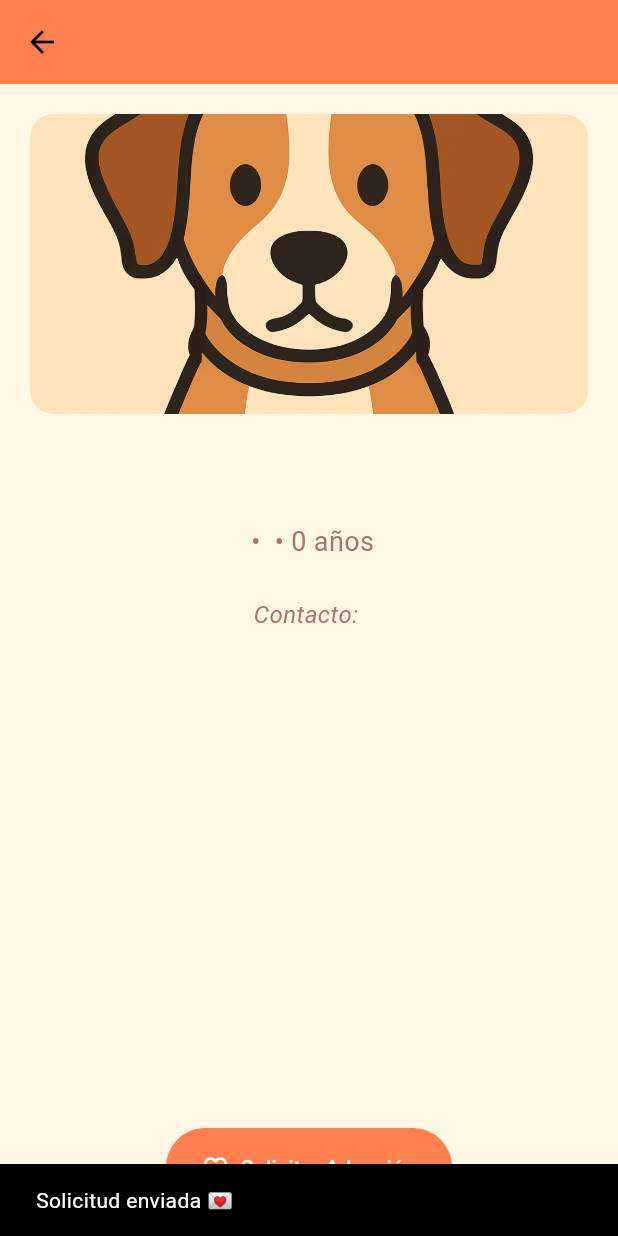
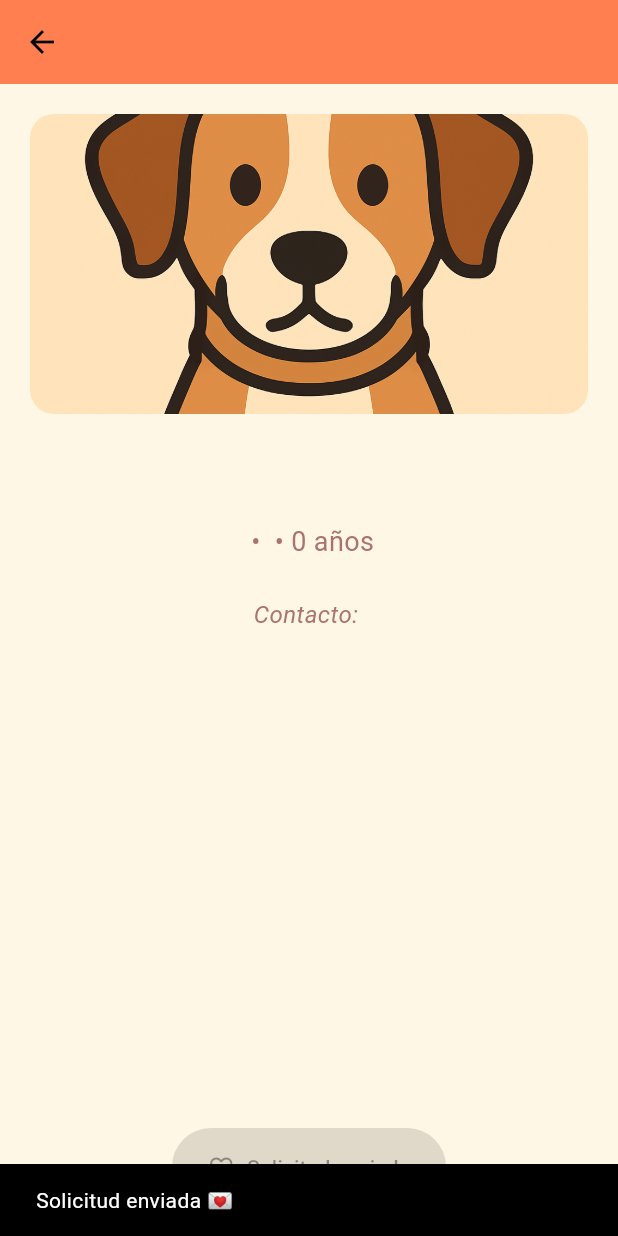
Before and after one commit to nini1304/proyecto_final, a Flutter app: the PetDetailScreen screen opened directly with empty values, after a tap on "Solicitar Adopción", on a phone screen of 412 x 824 dp. Run offline on Flutter 3.47's test engine with Material 3 defaults, Android fonts, the phone set to English and light mode, and no system bars; our stand-ins replace cloud_firestore, firebase_auth, firebase_core, flutter_riverpod, hive, hive_flutter and 1 more; accounts and stored records are empty.

Commit message:
mejoras al proyecto

```diff
--- a/lib/presentation/auth/auth_controller.dart
+++ b/lib/presentation/auth/auth_controller.dart
@@ -19,7 +19,12 @@ class AuthController {
     return userCredential.user;
   }
 
-  Future<User?> register(String email, String password, String role) async {
+  Future<User?> register(
+    String email,
+    String password,
+    String role,
+    String phone,
+  ) async {
     final userCredential = await _auth.createUserWithEmailAndPassword(
       email: email,
       password: password,
@@ -31,6 +36,7 @@ class AuthController {
       await FirebaseFirestore.instance.collection('users').doc(user.uid).set({
         'email': email,
         'role': role,
+        'phone': phone,
         'createdAt': FieldValue.serverTimestamp(),
       });
     }
--- a/lib/presentation/auth/register_screen.dart
+++ b/lib/presentation/auth/register_screen.dart
@@ -14,6 +14,7 @@ class _RegisterScreenState extends ConsumerState<RegisterScreen> {
   final _formKey = GlobalKey<FormState>();
   final _emailController = TextEditingController();
   final _passwordController = TextEditingController();
+  final _phoneController = TextEditingController();
   String _selectedRole = 'adoptante';
   bool _isLoading = false;
 
@@ -22,16 +23,19 @@ class _RegisterScreenState extends ConsumerState<RegisterScreen> {
     setState(() => _isLoading = true);
 
     try {
-      await ref.read(authControllerProvider).register(
+      await ref
+          .read(authControllerProvider)
+          .register(
             _emailController.text.trim(),
             _passwordController.text.trim(),
             _selectedRole,
+            _phoneController.text.trim(),
           );
       Navigator.pop(context);
     } catch (e) {
-      ScaffoldMessenger.of(context).showSnackBar(
-        SnackBar(content: Text('Error: ${e.toString()}')),
-      );
+      ScaffoldMessenger.of(
+        context,
+      ).showSnackBar(SnackBar(content: Text('Error: ${e.toString()}')));
     } finally {
       setState(() => _isLoading = false);
     }
@@ -83,6 +87,17 @@ class _RegisterScreenState extends ConsumerState<RegisterScreen> {
                             value!.length < 6 ? 'Mínimo 6 caracteres' : null,
                       ),
                       const SizedBox(height: 16),
+                      TextFormField(
+                        controller: _phoneController,
+                        keyboardType: TextInputType.phone,
+                        decoration: const InputDecoration(
+                          labelText: 'Número de teléfono',
+                          prefixIcon: Icon(Icons.phone),
+                        ),
+                        validator: (value) =>
+                            value!.isEmpty ? 'Campo requerido' : null,
+                      ),
+                      const SizedBox(height: 16),
                       DropdownButtonFormField<String>(
                         value: _selectedRole,
                         decoration: const InputDecoration(
@@ -100,7 +115,8 @@ class _RegisterScreenState extends ConsumerState<RegisterScreen> {
                           ),
                         ],
                         onChanged: (value) {
-                          if (value != null) setState(() => _selectedRole = value);
+                          if (value != null)
+                            setState(() => _selectedRole = value);
                         },
                       ),
                       const SizedBox(height: 24),
@@ -109,7 +125,9 @@ class _RegisterScreenState extends ConsumerState<RegisterScreen> {
                         child: ElevatedButton(
                           onPressed: _isLoading ? null : _register,
                           child: _isLoading
-                              ? const CircularProgressIndicator(color: Colors.white)
+                              ? const CircularProgressIndicator(
+                                  color: Colors.white,
+                                )
                               : const Text('Registrarse'),
                         ),
                       ),
--- a/lib/presentation/pets/pet_detail_screen.dart
+++ b/lib/presentation/pets/pet_detail_screen.dart
@@ -7,20 +7,77 @@ import '../../domain/models/pet.dart';
 import '../../domain/models/adoption_request.dart';
 import '../../config/palette.dart';
 
-class PetDetailScreen extends ConsumerWidget {
+class PetDetailScreen extends ConsumerStatefulWidget {
   final Pet pet;
 
   const PetDetailScreen({super.key, required this.pet});
 
-  Future<void> sendAdoptionRequest(BuildContext context) async {
+  @override
+  ConsumerState<PetDetailScreen> createState() => _PetDetailScreenState();
+}
+
+class _PetDetailScreenState extends ConsumerState<PetDetailScreen> {
+  bool _hasRequested = false;
+  String _userRole = '';
+  String? _ownerEmail;
+  String? _ownerPhone;
+
+  @override
+  void initState() {
+    super.initState();
+    _checkRequestStatus();
+    _getUserRole();
+    _getOwnerContact();
+  }
+
+  Future<void> _checkRequestStatus() async {
+    final uid = FirebaseAuth.instance.currentUser?.uid;
+    if (uid == null) return;
+    final query = await FirebaseFirestore.instance
+        .collection('adoption_requests')
+        .where('petId', isEqualTo: widget.pet.id)
+        .where('userId', isEqualTo: uid)
+        .get();
+    if (query.docs.isNotEmpty) {
+      setState(() => _hasRequested = true);
+    }
+  }
+
+  Future<void> _getUserRole() async {
+    final uid = FirebaseAuth.instance.currentUser?.uid;
+    if (uid == null) return;
+    final doc = await FirebaseFirestore.instance
+        .collection('users')
+        .doc(uid)
+        .get();
+    if (doc.exists && doc.data()!.containsKey('role')) {
+      setState(() => _userRole = doc['role']);
+    }
+  }
+
+  Future<void> _getOwnerContact() async {
+    final doc = await FirebaseFirestore.instance
+        .collection('users')
+        .doc(widget.pet.ownerId)
+        .get();
+    if (doc.exists) {
+      final data = doc.data()!;
+      setState(() {
+        _ownerEmail = data['email'];
+        _ownerPhone = data['phone'];
+      });
+    }
+  }
+
+  Future<void> _sendAdoptionRequest() async {
     final user = FirebaseAuth.instance.currentUser;
     if (user == null) return;
 
     final request = AdoptionRequest(
       id: '',
-      petId: pet.id,
-      petName: pet.name,
-      petOwnerId: pet.ownerId,
+      petId: widget.pet.id,
+      petName: widget.pet.name,
+      petOwnerId: widget.pet.ownerId,
       userId: user.uid,
       userEmail: user.email ?? '',
       status: 'pendiente',
@@ -30,40 +87,34 @@ class PetDetailScreen extends ConsumerWidget {
       await FirebaseFirestore.instance
           .collection('adoption_requests')
           .add(request.toMap());
-      ScaffoldMessenger.of(context).showSnackBar(
-        const SnackBar(content: Text('Solicitud enviada 💌')),
-      );
+      setState(() => _hasRequested = true);
+      ScaffoldMessenger.of(
+        context,
+      ).showSnackBar(const SnackBar(content: Text('Solicitud enviada 💌')));
     } catch (e) {
-      ScaffoldMessenger.of(context).showSnackBar(
-        SnackBar(content: Text('Error: $e')),
-      );
+      ScaffoldMessenger.of(
+        context,
+      ).showSnackBar(SnackBar(content: Text('Error: $e')));
     }
   }
 
   ImageProvider getPetImage() {
-    if (pet.localImagePath != null && pet.localImagePath!.isNotEmpty) {
-      final file = File(pet.localImagePath!);
+    if (widget.pet.localImagePath != null &&
+        widget.pet.localImagePath!.isNotEmpty) {
+      final file = File(widget.pet.localImagePath!);
       if (file.existsSync()) return FileImage(file);
     }
-    if (pet.imageUrl != null && pet.imageUrl!.isNotEmpty) {
-      return NetworkImage(pet.imageUrl!);
+    if (widget.pet.imageUrl != null && widget.pet.imageUrl!.isNotEmpty) {
+      return NetworkImage(widget.pet.imageUrl!);
     }
     return const AssetImage('assets/default_pet.png');
   }
 
-  Future<String?> fetchOwnerEmail(String ownerId) async {
-    final doc = await FirebaseFirestore.instance.collection('users').doc(ownerId).get();
-    if (doc.exists && doc.data()!.containsKey('email')) {
-      return doc['email'];
-    }
-    return null;
-  }
-
   @override
-  Widget build(BuildContext context, WidgetRef ref) {
+  Widget build(BuildContext context) {
     return Scaffold(
       appBar: AppBar(
-        title: Text(pet.name),
+        title: Text(widget.pet.name),
         backgroundColor: AppColors.coralSuave,
       ),
       body: Padding(
@@ -82,7 +133,7 @@ class PetDetailScreen extends ConsumerWidget {
             ),
             const SizedBox(height: 24),
             Text(
-              pet.name,
+              widget.pet.name,
               style: const TextStyle(
                 fontSize: 28,
                 fontWeight: FontWeight.bold,
@@ -91,11 +142,12 @@ class PetDetailScreen extends ConsumerWidget {
             ),
             const SizedBox(height: 8),
             Text(
-              '${pet.species} ${pet.breed != null ? "• ${pet.breed}" : ""} • ${pet.age} años',
+              '${widget.pet.species} ${widget.pet.breed != null ? "• ${widget.pet.breed}" : ""} • ${widget.pet.age} años',
               style: const TextStyle(fontSize: 18),
             ),
             const SizedBox(height: 16),
-            if (pet.description != null && pet.description!.isNotEmpty)
+            if (widget.pet.description != null &&
+                widget.pet.description!.isNotEmpty)
               Column(
                 crossAxisAlignment: CrossAxisAlignment.start,
                 children: [
@@ -109,39 +161,43 @@ class PetDetailScreen extends ConsumerWidget {
                   ),
                   const SizedBox(height: 8),
                   Text(
-                    pet.description!,
+                    widget.pet.description!,
                     style: const TextStyle(fontSize: 16),
                   ),
                   const SizedBox(height: 16),
                 ],
               ),
-            FutureBuilder<String?>(
-              future: fetchOwnerEmail(pet.ownerId),
-              builder: (context, snapshot) {
-                if (snapshot.connectionState == ConnectionState.waiting) {
-                  return const SizedBox(height: 24, child: CircularProgressIndicator());
-                }
-                final email = snapshot.data;
-                if (email == null) return const SizedBox();
-                return Column(
+            if (_ownerEmail != null)
+              Column(
                 children: [
                   const SizedBox(height: 8),
                   Text(
-                      'Contacto: $email',
-                      style: const TextStyle(fontSize: 16, fontStyle: FontStyle.italic),
+                    _ownerPhone != null && _ownerPhone!.isNotEmpty
+                        ? 'Contacto: $_ownerEmail / $_ownerPhone'
+                        : 'Contacto: $_ownerEmail',
+                    style: const TextStyle(
+                      fontSize: 16,
+                      fontStyle: FontStyle.italic,
+                    ),
                   ),
                 ],
-                );
-              },
               ),
             const Spacer(),
+            if (_userRole != 'refugio')
               ElevatedButton.icon(
-              onPressed: () => sendAdoptionRequest(context),
+                onPressed: _hasRequested ? null : _sendAdoptionRequest,
                 icon: const Icon(Icons.favorite_outline),
-              label: const Text('Solicitar Adopción'),
+                label: Text(
+                  _hasRequested ? 'Solicitud enviada' : 'Solicitar Adopción',
+                ),
                 style: ElevatedButton.styleFrom(
-                backgroundColor: AppColors.coralSuave,
-                padding: const EdgeInsets.symmetric(vertical: 16, horizontal: 24),
+                  backgroundColor: _hasRequested
+                      ? AppColors.melocotonPastel.withOpacity(0.7)
+                      : AppColors.coralSuave,
+                  padding: const EdgeInsets.symmetric(
+                    vertical: 16,
+                    horizontal: 24,
+                  ),
                 ),
               ),
           ],
--- a/lib/presentation/pets/pet_list_screen.dart
+++ b/lib/presentation/pets/pet_list_screen.dart
@@ -6,17 +6,28 @@ import '../../domain/models/pet.dart';
 import '../../data/datasources/firebase/pet_remote_ds.dart';
 import 'pet_detail_screen.dart';
 
-final petListProvider = FutureProvider<List<Pet>>((ref) async {
+final petListProvider = FutureProvider.autoDispose<List<Pet>>((ref) async {
   final ds = PetRemoteDataSource();
   final allPets = await ds.fetchAllPets();
   return allPets.where((pet) => pet.adopted == false).toList();
 });
 
-class PetListScreen extends ConsumerWidget {
+class PetListScreen extends ConsumerStatefulWidget {
   const PetListScreen({super.key});
 
   @override
-  Widget build(BuildContext context, WidgetRef ref) {
+  ConsumerState<PetListScreen> createState() => _PetListScreenState();
+}
+
+class _PetListScreenState extends ConsumerState<PetListScreen> with RouteAware {
+  @override
+  void didChangeDependencies() {
+    super.didChangeDependencies();
+    ref.refresh(petListProvider);
+  }
+
+  @override
+  Widget build(BuildContext context) {
     final petAsync = ref.watch(petListProvider);
 
     return Scaffold(
@@ -33,9 +44,11 @@ class PetListScreen extends ConsumerWidget {
 
             ImageProvider imageProvider;
 
-            if (pet.localImagePath != null && File(pet.localImagePath!).existsSync()) {
+            if (pet.localImagePath != null &&
+                File(pet.localImagePath!).existsSync()) {
               imageProvider = FileImage(File(pet.localImagePath!));
-            } else if (pet.imageUrl != null && pet.imageUrl!.startsWith('http')) {
+            } else if (pet.imageUrl != null &&
+                pet.imageUrl!.startsWith('http')) {
               imageProvider = NetworkImage(pet.imageUrl!);
             } else {
               imageProvider = const AssetImage('assets/default_pet.png');
@@ -66,10 +79,8 @@ class PetListScreen extends ConsumerWidget {
                 ),
                 onTap: () => Navigator.push(
                   context,
-                  MaterialPageRoute(
-                    builder: (_) => PetDetailScreen(pet: pet),
-                  ),
-                ),
+                  MaterialPageRoute(builder: (_) => PetDetailScreen(pet: pet)),
+                ).then((_) => ref.refresh(petListProvider)),
               ),
             );
           },
```
Lines whose indentation alone changed are shown as unchanged.
